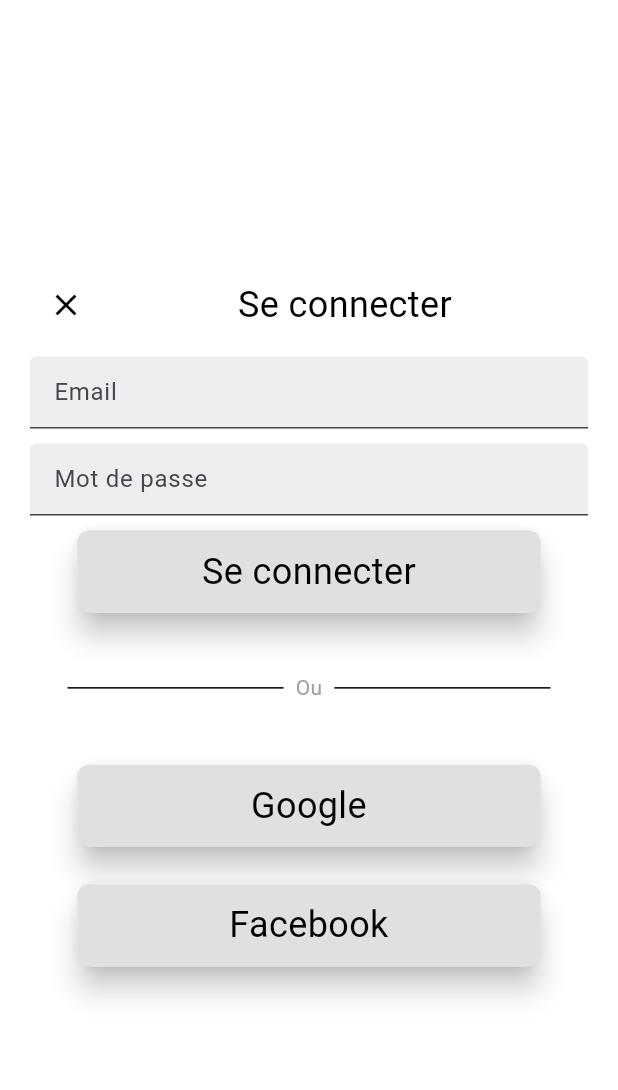
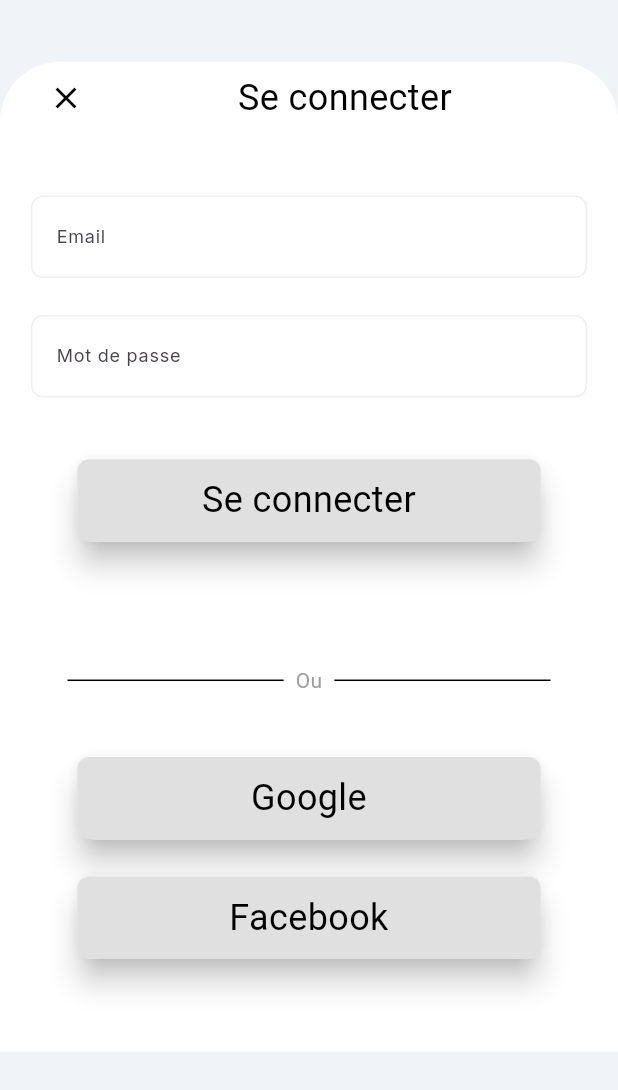
Before and after one commit to hmoustaphaousmane/authentication-ui, a Flutter app: the screen it shows after launch, after a tap on "Se connecter", on a phone screen of 412 x 824 dp. Shown: the top 1090 px of the screen. Run offline on Flutter 3.47's test engine with Material 3 defaults, Android fonts, the phone set to English and light mode, and no system bars; our stand-ins replace google_fonts, intl_phone_field.

Commit message:
refactor: separate signin from signup into different files

```diff
--- a/lib/main.dart
+++ b/lib/main.dart
@@ -1,6 +1,6 @@
 import 'package:flutter/material.dart';
 
-import 'screens/auth_screen.dart';
+import './screens/signin_signup.dart';
 
 
 void main() {
@@ -16,7 +16,7 @@
     return const MaterialApp(
       debugShowCheckedModeBanner: false,
       title: 'Auth UI',
-      home: AuthScreen(),
+      home: SigninSignup(),
     );
   }
 }
--- /dev/null
+++ b/lib/screens/signin.dart
@@ -0,0 +1,123 @@
+import 'package:auth_ui/widgets/my_text_field.dart';
+import 'package:flutter/material.dart';
+
+import '../widgets/footer.dart';
+import '../widgets/my_button.dart';
+
+class Signin extends StatefulWidget {
+  const Signin({super.key});
+
+  @override
+  State<Signin> createState() => _SigninState();
+}
+
+class _SigninState extends State<Signin> {
+  @override
+  Widget build(BuildContext context) {
+    final size = MediaQuery.of(context).size;
+    return Scaffold(
+      resizeToAvoidBottomInset: false,
+      backgroundColor: const Color.fromARGB(255, 240, 243, 247),
+      body: SafeArea(
+        child: Column(
+          children: [
+            // give space from top
+            SizedBox(
+              height: size.height * 0.05,
+            ),
+
+            // page context
+            buildCard(context, size),
+          ],
+        ),
+      ),
+    );
+  }
+
+  Widget buildCard(BuildContext context, Size size) {
+    return Container(
+      alignment: Alignment.center,
+      decoration: const BoxDecoration(
+        // border: Border(
+        //   top: BorderSide(
+        //     color: Colors.black,
+        //   ),
+        //   left: BorderSide(
+        //     color: Colors.black,
+        //   ),
+        //   right: BorderSide(
+        //     color: Colors.black,
+        //   ),
+        // ),
+        borderRadius: BorderRadius.only(
+          topLeft: Radius.circular(40),
+          topRight: Radius.circular(40),
+        ),
+        color: Colors.white,
+        // ),
+      ),
+      child: Padding(
+        padding: const EdgeInsets.symmetric(horizontal: 20.0),
+        child: Column(
+          mainAxisAlignment: MainAxisAlignment.center,
+          children: [
+            //header text
+            Row(
+              children: [
+                IconButton(
+                  icon: const Icon(Icons.close, color: Colors.black),
+                  onPressed: () {
+                    Navigator.pop(context);
+                  },
+                ),
+                const Expanded(
+                  child: Center(
+                    child: Text(
+                      'Se connecter',
+                      style: TextStyle(
+                        color: Colors.black,
+                        fontSize: 24,
+                      ),
+                      textAlign: TextAlign.center,
+                    ),
+                  ),
+                ),
+              ],
+            ),
+
+            SizedBox(
+              height: size.height * 0.05,
+            ),
+
+            //email & password section
+            const MyTextField(label: 'Email'),
+            SizedBox(
+              height: size.height * 0.03,
+            ),
+            const MyTextField(label: 'Mot de passe', obscureText: true),
+            SizedBox(
+              height: size.height * 0.05,
+            ),
+
+            //sign in button
+
+            MyButton(
+              onTap: () {},
+              buttonText: 'Se connecter',
+              butthonWidth: size.width * 0.75,
+            ),
+            SizedBox(
+              height: size.height * 0.1,
+            ),
+
+            //footer section. sign up text here
+            const Footer(),
+            SizedBox(
+              height: size.height * 0.075,
+            ),
+          ],
+        ),
+      ),
+    );
+  }
+}
--- /dev/null
+++ b/lib/screens/signin_signup.dart
@@ -0,0 +1,74 @@
+import 'package:flutter/material.dart';
+
+import '../screens/signin.dart';
+import '../screens/signup.dart';
+import '../widgets/my_button.dart';
+
+class SigninSignup extends StatelessWidget {
+  const SigninSignup({super.key});
+
+  @override
+  Widget build(BuildContext context) {
+    final size = MediaQuery.of(context).size;
+
+    return Scaffold(
+      backgroundColor: Colors.white38,
+      body: SafeArea(
+        child: Stack(
+          children: [
+            Center(
+              child: Column(
+                mainAxisAlignment: MainAxisAlignment.center,
+                mainAxisSize: MainAxisSize.min,
+                children: [
+                  const Icon(Icons.lock, size: 100),
+                  SizedBox(
+                    height: size.height * 0.05,
+                  ),
+                  const Text(
+                    'Mossosouk\nSeller',
+                    style: TextStyle(
+                      fontSize: 24,
+                      // fontWeight: FontWeight.bold,
+                    ),
+                    textAlign: TextAlign.center,
+                  ),
+                  SizedBox(
+                    height: size.height * 0.1,
+                  ),
+                  MyButton(
+                    buttonText: 'Se connecter',
+            butthonWidth: size.width * 0.75,
+                    onTap: () {
+                      Navigator.push(
+                        context,
+                        MaterialPageRoute(
+                          builder: (context) => const Signin(),
+                        ),
+                      );
+                    },
+                  ),
+                  SizedBox(
+                    height: size.height * 0.03,
+                  ),
+                  MyButton(
+                    onTap: () {
+                      Navigator.push(
+                        context,
+                        MaterialPageRoute(
+                          builder: (context) => const Signup(),
+                        ),
+                      );
+                    },
+                    buttonText: 'S\'inscrire',
+            butthonWidth: size.width * 0.75,
+                  ),
+                ],
+              ),
+            ),
+          ],
+        ),
+      ),
+    );
+  }
+}
--- a/lib/widgets/gender_field.dart
+++ b/lib/widgets/gender_field.dart
@@ -26,7 +26,7 @@
           DropdownMenuItem(value: 'Femme', child: Text('Femme'),),
           // const DropdownMenuItem(child: Text('Autre'), value: 'Autre',),
         ],
-        hint: const Text('Genre'),
+        hint: const Text('Sexe'),
       ),
     );
   }
```
Also changed, not shown: lib/screens/signup.dart (added, +138 -0 lines).
